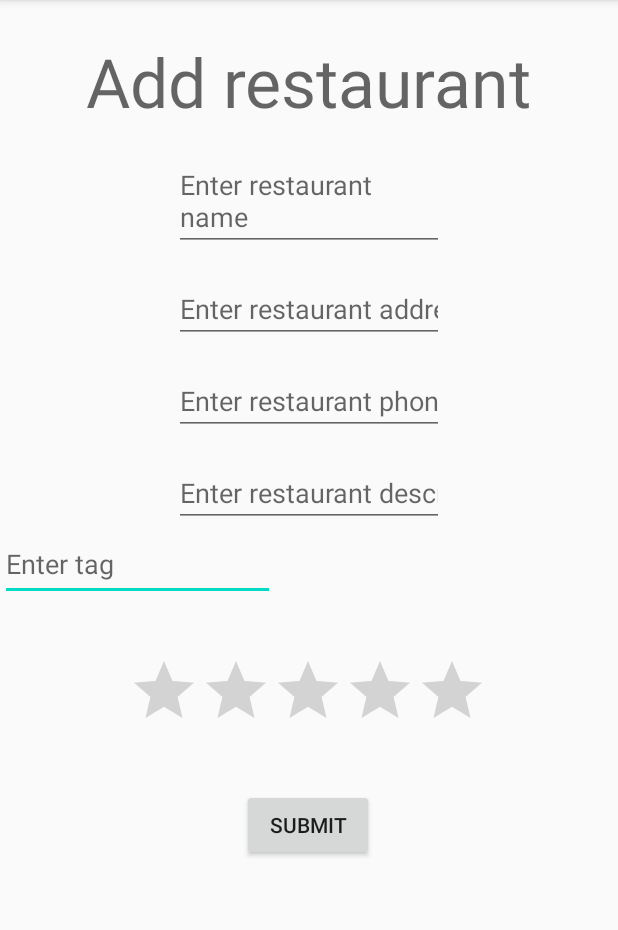
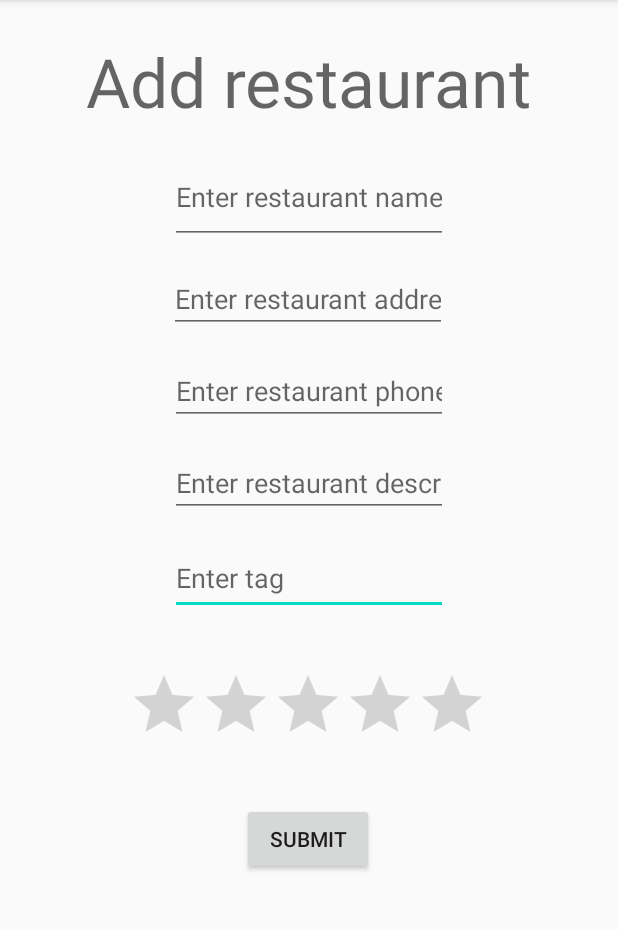
Before and after one commit to truckieutk/RestaurantGuide, an Android app: the AddActivity screen opened directly, with no data from a screen before it, on a phone screen of 412 x 824 dp, the part 84-1014 px from its top. Run offline under Robolectric (Android 15) with nearby library versions, the phone set to English and light mode, and no system bars.

Commit message:
Update UI

```diff
--- a/app/src/main/res/layout/activity_add.xml
+++ b/app/src/main/res/layout/activity_add.xml
@@ -7,11 +7,10 @@
 
     <EditText
         android:id="@+id/name"
-        android:layout_width="180dp"
-        android:layout_height="wrap_content"
+        android:layout_width="185dp"
+        android:layout_height="62dp"
         android:layout_marginTop="16dp"
         android:hint="Enter restaurant name"
-        android:digits="0123456789"
         android:inputType="text"
         app:layout_constraintEnd_toEndOf="parent"
         app:layout_constraintStart_toStartOf="parent"
@@ -20,12 +19,13 @@
 
     <EditText
         android:id="@+id/address"
-        android:layout_width="180dp"
-        android:layout_height="wrap_content"
+        android:layout_width="185dp"
+        android:layout_height="43dp"
         android:layout_marginTop="16dp"
         android:hint="Enter restaurant address"
         android:inputType="text"
         app:layout_constraintEnd_toEndOf="parent"
+        app:layout_constraintHorizontal_bias="0.497"
         app:layout_constraintStart_toStartOf="parent"
         app:layout_constraintTop_toBottomOf="@+id/name" />
 
@@ -53,7 +53,7 @@
 
     <EditText
         android:id="@+id/phone"
-        android:layout_width="180dp"
+        android:layout_width="185dp"
         android:layout_height="wrap_content"
         android:layout_marginTop="16dp"
         android:hint="Enter restaurant phone"
@@ -64,7 +64,7 @@
 
     <EditText
         android:id="@+id/description"
-        android:layout_width="180dp"
+        android:layout_width="185dp"
         android:layout_height="wrap_content"
         android:layout_marginTop="16dp"
         android:hint="Enter restaurant description"
@@ -75,15 +75,17 @@
 
     <AutoCompleteTextView
         android:id="@+id/tag"
-        android:layout_width="183dp"
+        android:layout_width="185dp"
         android:layout_height="49dp"
+        android:layout_alignParentLeft="true"
+        android:layout_marginTop="16dp"
+        android:ems="10"
         android:hint="Enter tag"
-        android:layout_alignParentLeft="true"
-        android:ems="10"
         android:text=""
-        app:layout_constraintTop_toBottomOf="@+id/description"
-        tools:layout_editor_absoluteX="116dp"
-        tools:layout_editor_absoluteY="371dp">
+        app:layout_constraintEnd_toEndOf="parent"
+        app:layout_constraintHorizontal_bias="0.501"
+        app:layout_constraintStart_toStartOf="parent"
+        app:layout_constraintTop_toBottomOf="@+id/description">
 
         <requestFocus />
     </AutoCompleteTextView>
--- a/build.gradle
+++ b/build.gradle
@@ -8,7 +8,7 @@ buildscript {
 
     }
     dependencies {
-        classpath 'com.android.tools.build:gradle:3.6.3'
+        classpath 'com.android.tools.build:gradle:4.0.2'
 
 
         // NOTE: Do not place your application dependencies here; they belong
```
Also changed, not shown: gradle/wrapper/gradle-wrapper.properties.
